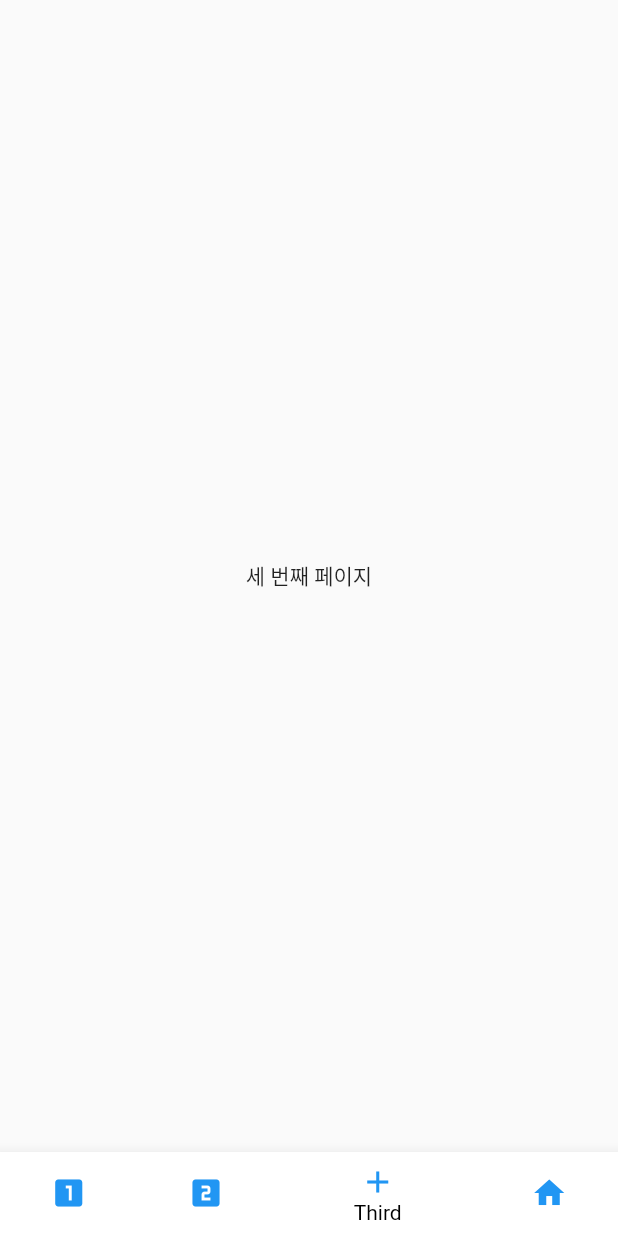
After one commit to oungkee/intro_sample, a Flutter app: the screen it shows after launch, item 3 of the bottom bar chosen, on a phone screen of 412 x 824 dp. The commit adds this screen. Run offline on Flutter 3.47's test engine with Material 2 defaults, Android fonts, the phone set to English and light mode, and no system bars; our stand-ins replace lottie.

Commit message:
2021-10-20 탭전환 및 전환된 탭의 정보 초기화 되지 않도록 추가.

```diff
--- a/lib/main.dart
+++ b/lib/main.dart
@@ -1,5 +1,10 @@
 import 'package:flutter/material.dart';
 import 'intro.dart';
+
+import 'page1.dart';
+import 'page2.dart';
+import 'page3.dart';
+import 'page4.dart';
 
 // git push test.
 
@@ -9,6 +14,7 @@ class MyApp extends StatelessWidget {
   @override
   Widget build(BuildContext context) {
     return MaterialApp(
+      debugShowCheckedModeBanner: false,
       title: 'Intro Example',
       home: IntroPage(),
     );
@@ -20,18 +26,72 @@ class MyHome extends StatefulWidget {
   _MyHomeState createState() => _MyHomeState();
 }
 
-class _MyHomeState extends State<MyHome> {
+class _MyHomeState extends State<MyHome> with SingleTickerProviderStateMixin {
+  late TabController controller;
+  int _currentIndex = 0; // 탭 이동 시 기존 정보를 유지하기 위한 변수
+
+  void onTabTapped(int index) {
+    setState(() {
+      // 탭을 클릭할 때 현재의 탭화면을 변수에 저장.
+      _currentIndex = index;
+    });
+  }
+
+  @override
+  void initState() {
+    super.initState();
+    controller = TabController(length: 4, vsync: this);
+    controller.addListener(() {
+      if (!controller.indexIsChanging) {
+        print('이전 index, ${controller.previousIndex}');
+        print('현재 index, ${controller.index}');
+        print('전체 탭 길이, ${controller.length}');
+      }
+    });
+  }
+
   @override
   Widget build(BuildContext context) {
     return Scaffold(
-      appBar: AppBar(
-        title: Text('Intro Example'),
+      // 탭간 이동 시 기존 정보가 초기화 되는 것을 해결하기위해 IndexedStack 적용.
+      body: IndexedStack(
+        index: _currentIndex,
+        children: [
+          page1(),
+          page2(),
+          page3(),
+          page4(),
+        ],
       ),
-      body: Container(
-        child: Text(
-          'Loading Finished!',
-          style: TextStyle(fontSize: 20, fontWeight: FontWeight.bold),
-        ),
+      bottomNavigationBar: BottomNavigationBar(
+        fixedColor: Colors.black,
+        // selectedItemColor: Colors.orange,
+        type: BottomNavigationBarType.shifting,
+        onTap: onTabTapped,
+        currentIndex: _currentIndex,
+        items: [
+          BottomNavigationBarItem(
+            icon: Icon(Icons.looks_one, color: Colors.blue),
+            label: 'First',
+            backgroundColor: Colors.grey,
+            tooltip: 'tooltip',
+          ),
+          BottomNavigationBarItem(
+            icon: Icon(Icons.looks_two, color: Colors.blue),
+            label: 'Second',
+            backgroundColor: Colors.yellow,
+          ),
+          BottomNavigationBarItem(
+            icon: Icon(Icons.add, color: Colors.blue),
+            label: 'Third',
+            backgroundColor: Colors.white,
+          ),
+          BottomNavigationBarItem(
+            icon: Icon(Icons.home, color: Colors.blue),
+            label: 'Forth',
+            backgroundColor: Colors.green,
+          ),
+        ],
       ),
     );
   }
--- /dev/null
+++ b/lib/page3.dart
@@ -0,0 +1,14 @@
+import 'package:flutter/material.dart';
+
+class page3 extends StatelessWidget {
+  @override
+  Widget build(BuildContext context) {
+    return Scaffold(
+      body: Container(
+        child: Center(
+          child: Text('세 번째 페이지'),
+        ),
+      ),
+    );
+  }
+}
```
Also changed, not shown: lib/intro.dart (+4 -4 lines), lib/page1.dart (added, +44 -0 lines), lib/page2.dart (added, +14 -0 lines), lib/page4.dart (added, +14 -0 lines), 1 other file.
